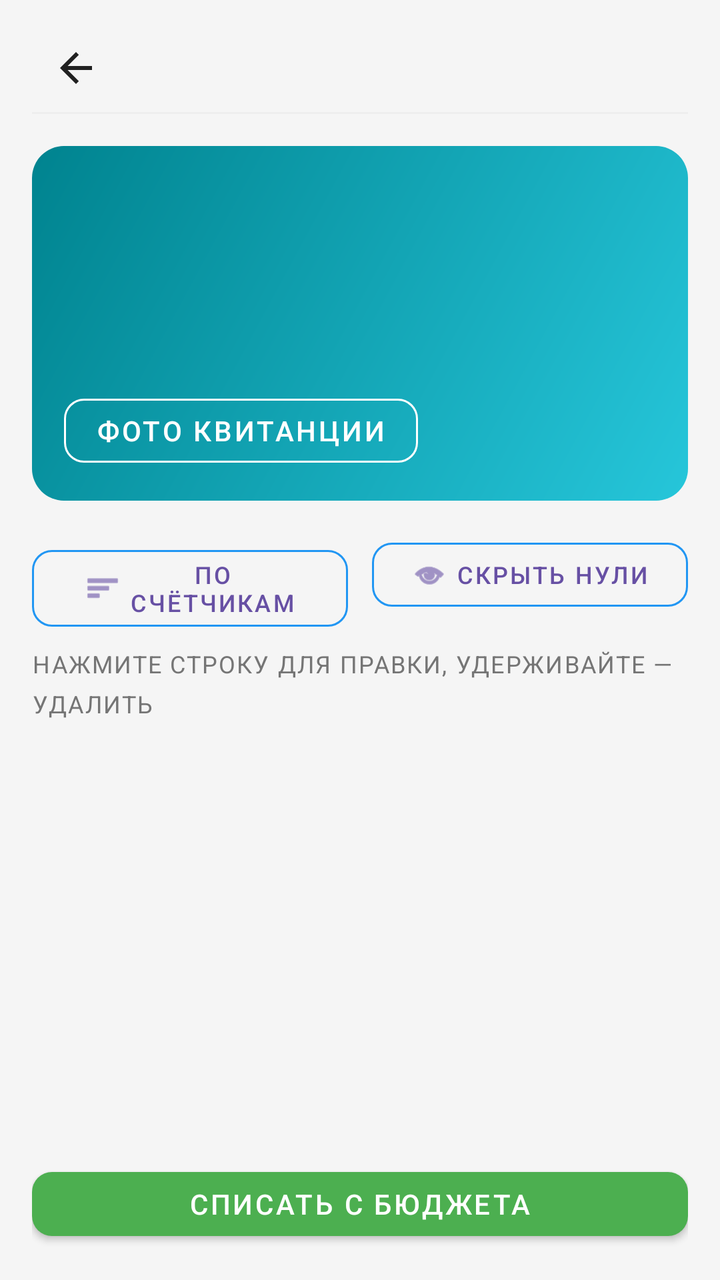
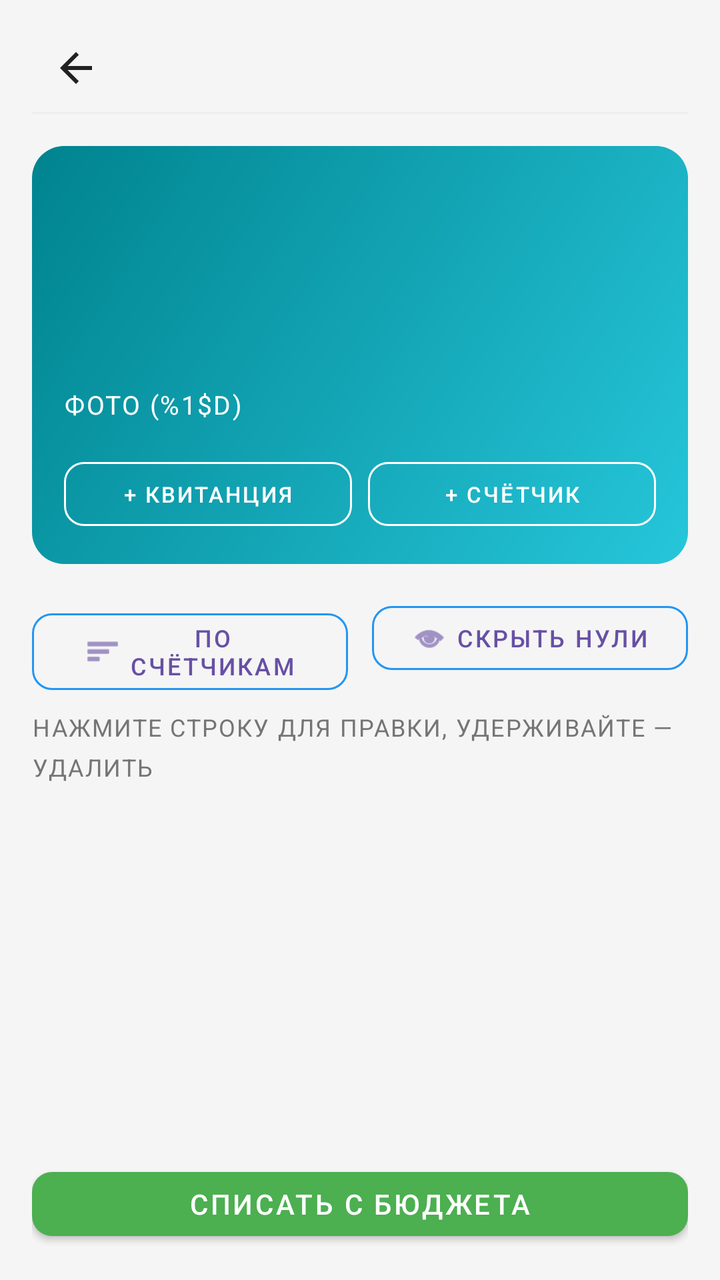

Before-and-after screenshots of an Android layout around one commit, followed by the original layout XML and the change that was made.
<!-- AndroidManifest.xml: application theme Theme.MyBudget -->
<!-- res/layout/activity_utility_bill.xml -->
<?xml version="1.0" encoding="utf-8"?>
<LinearLayout xmlns:android="http://schemas.android.com/apk/res/android" xmlns:app="http://schemas.android.com/apk/res-auto"
    android:orientation="vertical"
    android:background="@color/background_light"
    android:paddingLeft="@dimen/space_16"
    android:paddingTop="@dimen/space_12"
    android:paddingRight="@dimen/space_16"
    android:paddingBottom="@dimen/space_16"
    android:layout_width="match_parent"
    android:layout_height="match_parent"
    android:paddingHorizontal="@dimen/space_16">
    <include
        android:layout_width="match_parent"
        android:layout_height="wrap_content"
        android:layout_marginBottom="@dimen/space_8"
        layout="@layout/include_screen_header"/>
    <androidx.cardview.widget.CardView
        android:layout_width="match_parent"
        android:layout_height="wrap_content"
        android:layout_marginBottom="@dimen/space_12"
        app:cardBackgroundColor="@android:color/transparent"
        app:cardElevation="0dp">
        <LinearLayout
            android:layout_width="match_parent"
            android:layout_height="wrap_content"
            android:background="@drawable/utilities_hero_card_bg"
            android:orientation="vertical"
            android:padding="@dimen/space_16">
            <TextView
                android:id="@+id/billPeriodTitle"
                android:layout_width="match_parent"
                android:layout_height="wrap_content"
                android:textColor="@color/main_hero_text_primary"
                android:textSize="16sp"
                style="@style/Text.MyBudget.Section" />
            <TextView
                android:id="@+id/billGrandTotal"
                android:layout_width="match_parent"
                android:layout_height="wrap_content"
                android:layout_marginTop="@dimen/space_4"
                android:textColor="@color/main_hero_text_primary"
                android:textSize="32sp"
                style="@style/Text.MyBudget.Amount" />
            <TextView
                android:id="@+id/billAreaText"
                android:layout_width="match_parent"
                android:layout_height="wrap_content"
                android:layout_marginTop="@dimen/space_8"
                android:textColor="@color/utilities_hero_text_secondary"
                android:textSize="13sp"
                style="@style/Text.MyBudget.Subtitle" />
            <TextView
                android:id="@+id/billChecklistText"
                android:layout_width="match_parent"
                android:layout_height="wrap_content"
                android:layout_marginTop="@dimen/space_6"
                android:textColor="@color/utilities_hero_text_secondary"
                android:textSize="12sp"
                android:visibility="gone"
                style="@style/Text.MyBudget.Subtitle" />
            <TextView
                android:id="@+id/billForecastText"
                android:layout_width="match_parent"
                android:layout_height="wrap_content"
                android:layout_marginTop="@dimen/space_4"
                android:textColor="@color/utilities_hero_text_secondary"
                android:textSize="12sp"
                android:visibility="gone"
                style="@style/Text.MyBudget.Subtitle" />
            <com.google.android.material.button.MaterialButton
                android:id="@+id/receiptPhotoButton"
                android:layout_width="wrap_content"
                android:layout_height="wrap_content"
                android:layout_marginTop="@dimen/space_10"
                android:minHeight="@dimen/touch_min_size"
                android:text="@string/utility_receipt_photo_add"
                android:textColor="@color/main_hero_text_primary"
                app:cornerRadius="@dimen/radius_10"
                app:strokeColor="@color/main_hero_text_primary"
                style="@style/Widget.MaterialComponents.Button.OutlinedButton" />
        </LinearLayout>
    </androidx.cardview.widget.CardView>
    <LinearLayout
        android:orientation="horizontal"
        android:layout_width="match_parent"
        android:layout_height="wrap_content"
        android:layout_marginBottom="@dimen/space_8">
        <com.google.android.material.button.MaterialButton
            android:textSize="12sp"
            android:id="@+id/applyMetersButton"
            android:layout_width="0dp"
            android:layout_height="wrap_content"
            android:minHeight="@dimen/touch_min_size"
            android:text="@string/utility_bill_apply_meters"
            android:layout_weight="1"
            android:layout_marginEnd="@dimen/space_6"
            app:cornerRadius="@dimen/radius_10"
            app:icon="@android:drawable/ic_menu_sort_by_size"
            app:iconGravity="textStart"
            app:strokeColor="@color/budget_blue"
            style="@style/Widget.MaterialComponents.Button.OutlinedButton"/>
        <com.google.android.material.button.MaterialButton
            android:textSize="12sp"
            android:id="@+id/hideZeroLinesButton"
            android:layout_width="0dp"
            android:layout_height="wrap_content"
            android:minHeight="@dimen/touch_min_size"
            android:text="@string/utility_bill_hide_zeros"
            android:layout_weight="1"
            android:layout_marginStart="@dimen/space_6"
            app:cornerRadius="@dimen/radius_10"
            app:icon="@android:drawable/ic_menu_view"
            app:iconGravity="textStart"
            app:strokeColor="@color/budget_blue"
            style="@style/Widget.MaterialComponents.Button.OutlinedButton"/>
    </LinearLayout>
    <TextView
        android:layout_width="match_parent"
        android:layout_height="wrap_content"
        android:layout_marginBottom="@dimen/space_8"
        android:text="@string/utility_bill_lines_hint"
        style="@style/Text.MyBudget.SectionLabel"/>
    <androidx.recyclerview.widget.RecyclerView
        android:id="@+id/billDetailsRecyclerView"
        android:paddingBottom="@dimen/space_8"
        android:clipToPadding="false"
        android:layout_width="match_parent"
        android:layout_height="0dp"
        android:layout_weight="1"/>
    <com.google.android.material.button.MaterialButton
        android:id="@+id/payFromBudgetButton"
        android:layout_width="match_parent"
        android:layout_height="wrap_content"
        android:layout_marginTop="@dimen/space_8"
        android:minHeight="@dimen/touch_min_size"
        android:text="@string/utility_pay_from_budget"
        app:backgroundTint="@color/income_green"
        app:cornerRadius="@dimen/radius_10"
        style="@style/Widget.MaterialComponents.Button"/>
</LinearLayout>
<!-- res/layout/include_screen_header.xml (included above) -->
<?xml version="1.0" encoding="utf-8"?>
<LinearLayout xmlns:android="http://schemas.android.com/apk/res/android"
    android:layout_width="match_parent"
    android:layout_height="wrap_content"
    android:orientation="vertical">

    <include layout="@layout/include_compact_toolbar" />

    <View
        android:layout_width="match_parent"
        android:layout_height="1dp"
        android:layout_marginBottom="@dimen/space_8"
        android:background="@color/border_light" />
</LinearLayout>
<!-- res/layout/include_compact_toolbar.xml (included above) -->
<?xml version="1.0" encoding="utf-8"?>
<LinearLayout xmlns:android="http://schemas.android.com/apk/res/android" xmlns:app="http://schemas.android.com/apk/res-auto"
    android:gravity="center_vertical"
    android:orientation="horizontal"
    android:id="@+id/screenHeaderRoot"
    android:layout_width="match_parent"
    android:layout_height="wrap_content"
    android:minHeight="@dimen/touch_min_size">
    <ImageButton
        android:id="@+id/screenHeaderBack"
        android:background="?attr/selectableItemBackgroundBorderless"
        android:padding="@dimen/space_8"
        android:layout_width="@dimen/touch_min_size"
        android:layout_height="@dimen/touch_min_size"
        android:src="@drawable/ic_arrow_back"
        android:scaleType="centerInside"
        android:contentDescription="@string/nav_back"
        app:tint="@color/text_primary"/>
    <TextView
        android:textSize="18sp"
        android:id="@+id/screenHeaderEmoji"
        android:visibility="gone"
        android:layout_width="wrap_content"
        android:layout_height="wrap_content"
        android:layout_marginStart="@dimen/space_2"/>
    <TextView
        android:textSize="20sp"
        android:ellipsize="end"
        android:id="@+id/screenHeaderTitle"
        android:layout_width="0dp"
        android:layout_height="wrap_content"
        android:maxLines="1"
        android:layout_weight="1"
        android:layout_marginStart="@dimen/space_4"
        style="@style/Text.MyBudget.Title"/>
    <ImageButton
        android:id="@+id/screenHeaderAction"
        android:background="?attr/selectableItemBackgroundBorderless"
        android:padding="@dimen/space_8"
        android:visibility="gone"
        android:layout_width="@dimen/touch_min_size"
        android:layout_height="@dimen/touch_min_size"
        android:src="@android:drawable/ic_menu_more"
        android:contentDescription="@string/transactions_more_menu"
        app:tint="@color/text_secondary"/>
    <ImageButton
        android:id="@+id/screenHeaderActionSecondary"
        android:background="?attr/selectableItemBackgroundBorderless"
        android:padding="@dimen/space_8"
        android:visibility="gone"
        android:layout_width="@dimen/touch_min_size"
        android:layout_height="@dimen/touch_min_size"
        android:src="@android:drawable/ic_menu_search"
        android:contentDescription="@string/transactions_search_submit"
        app:tint="@color/budget_blue"/>
</LinearLayout>
<!-- resources referenced by this layout -->
<resources>
  <color name="background_light">#f5f5f5</color>
  <color name="border_light">#eeeeee</color>
  <color name="budget_blue">#2196f3</color>
  <color name="income_green">#4caf50</color>
  <color name="main_hero_text_primary">#ffffff</color>
  <color name="text_primary">#212121</color>
  <color name="text_secondary">#757575</color>
  <color name="utilities_hero_text_secondary">#b2ebf2</color>
  <dimen name="radius_10">10dp</dimen>
  <dimen name="space_10">10dp</dimen>
  <dimen name="space_12">12dp</dimen>
  <dimen name="space_16">16dp</dimen>
  <dimen name="space_2">2dp</dimen>
  <dimen name="space_4">4dp</dimen>
  <dimen name="space_6">6dp</dimen>
  <dimen name="space_8">8dp</dimen>
  <dimen name="touch_min_size">44dp</dimen>
  <!-- drawable ic_arrow_back (drawable) -->
  <?xml version="1.0" encoding="utf-8"?>
  <vector xmlns:android="http://schemas.android.com/apk/res/android"
      android:height="24dp"
      android:width="24dp"
      android:viewportWidth="24"
      android:viewportHeight="24">
      <path
          android:fillColor="@color/text_primary"
          android:pathData="M20,11H7.83l5.59,-5.59L12,4l-8,8 8,8 1.41,-1.41L7.83,13H20v-2z"/>
  </vector>
  <string name="nav_back">Назад</string>
  <string name="transactions_more_menu">Дополнительно</string>
  <string name="transactions_search_submit">Искать</string>
  <string name="utility_bill_apply_meters">По счётчикам</string>
  <string name="utility_bill_hide_zeros">Скрыть нули</string>
  <string name="utility_bill_lines_hint">Нажмите строку для правки, удерживайте — удалить</string>
  <string name="utility_pay_from_budget">Списать с бюджета</string>
  <string name="utility_receipt_photo_add">Фото квитанции</string>
  <style name="Text.MyBudget.Amount" parent="@style/Text.MyBudget">
      <item name="android:textSize">14sp</item>
      <item name="android:textStyle">bold</item>
    </style>
  <style name="Text.MyBudget.Section" parent="@style/Text.MyBudget">
      <item name="android:textSize">16sp</item>
      <item name="android:textStyle">bold</item>
      <item name="android:textColor">@color/text_primary</item>
    </style>
  <style name="Text.MyBudget.SectionLabel" parent="@style/Text.MyBudget">
      <item name="android:textSize">12sp</item>
      <item name="android:textColor">@color/text_secondary</item>
      <item name="android:textAllCaps">true</item>
      <item name="android:letterSpacing">0.06</item>
    </style>
  <style name="Text.MyBudget.Subtitle" parent="@style/Text.MyBudget">
      <item name="android:textSize">12sp</item>
      <item name="android:textColor">@color/text_secondary</item>
    </style>
  <style name="Text.MyBudget.Title" parent="@style/Text.MyBudget">
      <item name="android:textSize">18sp</item>
      <item name="android:textStyle">bold</item>
      <item name="android:textColor">@color/text_primary</item>
    </style>
  <style name="Theme.MyBudget" parent="@style/Base.Theme.MyBudget" />
  <dimen name="radius_16">16dp</dimen>
  <color name="utilities_hero_end">#00838f</color>
  <color name="utilities_hero_start">#26c6da</color>
  <style name="Text.MyBudget" parent="@style/TextAppearance.Material3.BodyMedium" />
  <color name="md_theme_onPrimary">#ffffff</color>
  <color name="md_theme_onSurface">#1d1b20</color>
  <color name="md_theme_outline">#79747e</color>
  <color name="md_theme_primary">#6750a4</color>
  <color name="md_theme_surface">#ffffff</color>
  <color name="md_theme_surfaceVariant">#e7e0ec</color>
  <!-- unchanged entries left out for length: 2 -->
</resources>

<!-- the commit's change to res/layout/activity_utility_bill.xml (unified diff, before → after) -->
@@ -67,17 +67,64 @@
                 android:textSize="12sp"
                 android:visibility="gone"
                 style="@style/Text.MyBudget.Subtitle" />
-            <com.google.android.material.button.MaterialButton
-                android:id="@+id/receiptPhotoButton"
-                android:layout_width="wrap_content"
+            <TextView
+                android:id="@+id/billPhotosTitle"
+                android:layout_width="match_parent"
                 android:layout_height="wrap_content"
                 android:layout_marginTop="@dimen/space_10"
-                android:minHeight="@dimen/touch_min_size"
-                android:text="@string/utility_receipt_photo_add"
+                android:text="@string/utility_photos_title"
                 android:textColor="@color/main_hero_text_primary"
-                app:cornerRadius="@dimen/radius_10"
-                app:strokeColor="@color/main_hero_text_primary"
-                style="@style/Widget.MaterialComponents.Button.OutlinedButton" />
+                android:textSize="13sp"
+                style="@style/Text.MyBudget.SectionLabel" />
+            <TextView
+                android:id="@+id/billPhotosFolderHint"
+                android:layout_width="match_parent"
+                android:layout_height="wrap_content"
+                android:layout_marginTop="@dimen/space_4"
+                android:textColor="@color/utilities_hero_text_secondary"
+                android:textSize="11sp"
+                android:visibility="gone"
+                style="@style/Text.MyBudget.Subtitle" />
+            <androidx.recyclerview.widget.RecyclerView
+                android:id="@+id/billPhotosRecyclerView"
+                android:layout_width="match_parent"
+                android:layout_height="wrap_content"
+                android:layout_marginTop="@dimen/space_6"
+                android:clipToPadding="false"
+                android:overScrollMode="never"
+                android:paddingEnd="@dimen/space_4" />
+            <LinearLayout
+                android:layout_width="match_parent"
+                android:layout_height="wrap_content"
+                android:layout_marginTop="@dimen/space_8"
+                android:orientation="horizontal">
+                <com.google.android.material.button.MaterialButton
+                    android:id="@+id/addReceiptPhotoButton"
+                    android:layout_width="0dp"
+                    android:layout_height="wrap_content"
+                    android:layout_marginEnd="@dimen/space_4"
+                    android:layout_weight="1"
+                    android:minHeight="@dimen/touch_min_size"
+                    android:text="@string/utility_photo_add_receipt"
+                    android:textColor="@color/main_hero_text_primary"
+                    android:textSize="11sp"
+                    app:cornerRadius="@dimen/radius_10"
+                    app:strokeColor="@color/main_hero_text_primary"
+                    style="@style/Widget.MaterialComponents.Button.OutlinedButton" />
+                <com.google.android.material.button.MaterialButton
+                    android:id="@+id/addMeterPhotoButton"
+                    android:layout_width="0dp"
+                    android:layout_height="wrap_content"
+                    android:layout_marginStart="@dimen/space_4"
+                    android:layout_weight="1"
+                    android:minHeight="@dimen/touch_min_size"
+                    android:text="@string/utility_photo_add_meter"
+                    android:textColor="@color/main_hero_text_primary"
+                    android:textSize="11sp"
+                    app:cornerRadius="@dimen/radius_10"
+                    app:strokeColor="@color/main_hero_text_primary"
+                    style="@style/Widget.MaterialComponents.Button.OutlinedButton" />
+            </LinearLayout>
         </LinearLayout>
     </androidx.cardview.widget.CardView>
     <LinearLayout
<!-- resource entries referenced after the edit -->
@@ -35,7 +35,9 @@
   <string name="utility_bill_hide_zeros">Скрыть нули</string>
   <string name="utility_bill_lines_hint">Нажмите строку для правки, удерживайте — удалить</string>
   <string name="utility_pay_from_budget">Списать с бюджета</string>
-  <string name="utility_receipt_photo_add">Фото квитанции</string>
+  <string name="utility_photo_add_meter">+ Счётчик</string>
+  <string name="utility_photo_add_receipt">+ Квитанция</string>
+  <string name="utility_photos_title">Фото (%1$d)</string>
   <style name="Text.MyBudget.Amount" parent="@style/Text.MyBudget">
       <item name="android:textSize">14sp</item>
       <item name="android:textStyle">bold</item>
